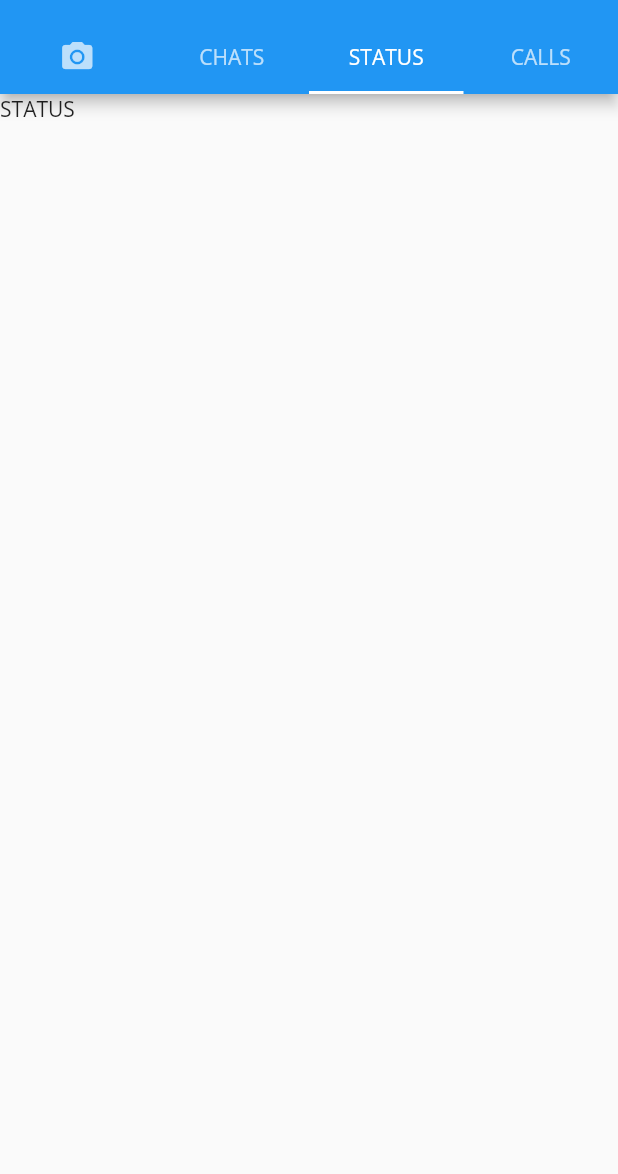
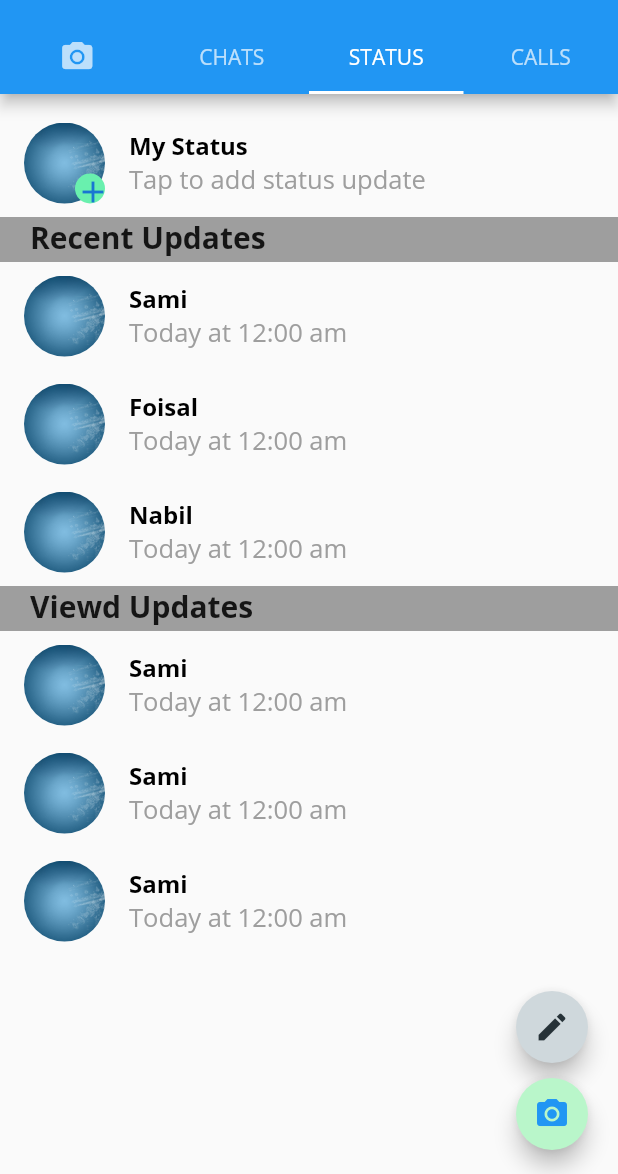
Before and after one commit to saklain71/messenger_flutter, a Flutter app: the Homescreen screen opened directly with empty values, tab 3 chosen, on a phone screen of 412 x 824 dp, the part 62-1236 px from its top. Run offline on Flutter 3.47's test engine with Material 2 defaults, Android fonts, the phone set to English and light mode, and no system bars; our stand-ins replace camera, flutter_svg, socket_io_client.

Commit message:
working on status page

```diff
--- a/lib/CustomUi/ReplyCard.dart
+++ b/lib/CustomUi/ReplyCard.dart
@@ -32,6 +32,17 @@ class ReplyCard extends StatelessWidget {
                     fontSize: 16,
                   ),
                 ),
+              ),
+              Positioned(
+                bottom: 4,
+                  right: 10,
+                  child: Text(
+                    time,
+                    style: TextStyle(
+                      fontSize: 13,
+                      color: Colors.grey[600],
+                    ),
+                  ),
               )
             ],
           ),
--- /dev/null
+++ b/lib/CustomUi/StatusPage/HeadOwnStatus.dart
@@ -0,0 +1,43 @@
+import 'package:flutter/material.dart';
+
+class HeadOwnStatus extends StatelessWidget {
+  const HeadOwnStatus({Key? key}) : super(key: key);
+
+  @override
+  Widget build(BuildContext context) {
+    return const ListTile(
+      leading: Stack(
+        children: [
+          CircleAvatar(
+            radius: 27,
+            backgroundColor: Colors.white,
+            backgroundImage: AssetImage("assets/3.jpg"),
+          ),
+          Positioned(
+            bottom: 0,
+              right: 0,
+              child: CircleAvatar(
+                radius: 10,
+                backgroundColor: Colors.greenAccent,
+                child: Icon(Icons.add),
+              )
+          )
+        ],
+      ),
+      title: Text(
+        "My Status",
+        style: TextStyle(
+          fontWeight: FontWeight.bold,
+          color: Colors.black
+        ),
+      ),
+      subtitle: Text(
+        "Tap to add status update",
+        style: TextStyle(
+            fontSize: 17,
+            color: Colors.grey
+        ),
+      ),
+    );
+  }
+}
--- /dev/null
+++ b/lib/CustomUi/StatusPage/OthersStatus.dart
@@ -0,0 +1,39 @@
+import 'package:flutter/material.dart';
+
+class OthersStatus extends StatefulWidget {
+   OthersStatus({Key? key , required this.name, required this.imageName, required this.time}) : super(key: key);
+   final  name;
+   final  imageName;
+   final  time;
+
+  @override
+  State<OthersStatus> createState() => _OthersStatusState();
+}
+
+class _OthersStatusState extends State<OthersStatus> {
+
+  @override
+  Widget build(BuildContext context) {
+    return  ListTile(
+      leading: CircleAvatar(
+        radius: 27,
+        backgroundColor: Colors.white,
+        backgroundImage: AssetImage(widget.imageName),
+      ),
+      title: Text(
+        widget.name,
+        style: TextStyle(
+            fontWeight: FontWeight.bold,
+            color: Colors.black
+        ),
+      ),
+      subtitle: Text(
+        "Today at ${widget.time}",
+        style: TextStyle(
+            fontSize: 17,
+            color: Colors.grey
+        ),
+      ),
+    );
+  }
+}
--- /dev/null
+++ b/lib/Pages/StatusPage.dart
@@ -0,0 +1,103 @@
+import 'package:flutter/material.dart';
+import 'package:messenger_flutter/CustomUi/StatusPage/HeadOwnStatus.dart';
+import 'package:messenger_flutter/CustomUi/StatusPage/OthersStatus.dart';
+
+class StatusPage extends StatefulWidget {
+  const StatusPage({Key? key}) : super(key: key);
+
+  @override
+  State<StatusPage> createState() => _StatusPageState();
+}
+
+class _StatusPageState extends State<StatusPage> {
+  @override
+  Widget build(BuildContext context) {
+    return Scaffold(
+      floatingActionButton: Column(
+        mainAxisAlignment: MainAxisAlignment.end,
+        children: [
+          Container(
+            height: 48,
+            child: FloatingActionButton(
+              backgroundColor: Colors.blueGrey[100],
+               child: Icon(
+                   Icons.edit,
+                   color: Colors.blueGrey[900],
+               ),
+               onPressed: () {  },
+            ),
+          ),
+          SizedBox(height: 10,),
+          Container(
+            height: 48,
+            child: FloatingActionButton(
+              backgroundColor: Colors.greenAccent[100],
+              child: Icon(
+                Icons.camera_alt,
+                color: Colors.blue,
+              ),
+              onPressed: () {  },
+            ),
+          ),
+        ],
+      ),
+      body: Column(
+        children: [
+          SizedBox(height: 10,),
+          HeadOwnStatus(),
+          Level("Recent Updates"),
+          OthersStatus(
+              name : "Sami",
+              imageName: "assets/3.jpg",
+              time : "12:00 am"
+          ),
+          OthersStatus(
+              name : "Foisal",
+              imageName: "assets/3.jpg",
+              time : "12:00 am"
+          ),
+          OthersStatus(
+              name : "Nabil",
+              imageName: "assets/3.jpg",
+              time : "12:00 am"
+          ),
+          Level("Viewd Updates"),
+          OthersStatus(
+              name : "Sami",
+              imageName: "assets/3.jpg",
+              time : "12:00 am"
+          ),
+          OthersStatus(
+              name : "Sami",
+              imageName: "assets/3.jpg",
+              time : "12:00 am"
+          ),
+          OthersStatus(
+              name : "Sami",
+              imageName: "assets/3.jpg",
+              time : "12:00 am"
+          ),
+
+        ],
+      ),
+    );
+  }
+
+  Widget Level(String level){
+    return         Container(
+      height: 30,
+      color: Colors.grey,
+      width: MediaQuery.of(context).size.width,
+      child: Padding(
+        padding: EdgeInsets.symmetric(horizontal: 20),
+        child: Text(
+          level,
+          style: TextStyle(
+              fontSize: 20,
+              fontWeight: FontWeight.bold
+          ),
+        ),
+      ),
+    );
+  }
+}
--- a/lib/Screens/Homescreen.dart
+++ b/lib/Screens/Homescreen.dart
@@ -2,6 +2,7 @@ import 'package:flutter/material.dart';
 import 'package:messenger_flutter/Model/ChatModel.dart';
 import 'package:messenger_flutter/Pages/CameraPage.dart';
 import 'package:messenger_flutter/Pages/ChatPage.dart';
+import 'package:messenger_flutter/Pages/StatusPage.dart';
 
 class Homescreen extends StatefulWidget {
   Homescreen({Key? key, required this.chatmodels, required this.sourchat}) : super(key: key);
@@ -85,7 +86,7 @@ class _HomescreenState extends State<Homescreen>
             chatmodels: widget.chatmodels,
             sourchat: widget.sourchat,
           ),
-          Text("STATUS"),
+          StatusPage(),
           Text("Calls"),
         ],
       ),
--- a/lib/Screens/IndividualPage.dart
+++ b/lib/Screens/IndividualPage.dart
@@ -23,14 +23,14 @@ class _IndividualPageState extends State<IndividualPage> {
   bool sendButton = false;
   List<MessageModel> messages = [];
   TextEditingController _controller = TextEditingController();
-  ScrollController _scrollController = ScrollController(initialScrollOffset: 50.0);
+  ScrollController _scrollController = ScrollController();
   late IO.Socket socket;
 
   @override
   void initState() {
     super.initState();
     // connect();
-
+    _scrollController = ScrollController();
     focusNode.addListener(() {
       if (focusNode.hasFocus) {
         setState(() {
@@ -67,6 +67,7 @@ class _IndividualPageState extends State<IndividualPage> {
     socket.onConnectError((err) => print("onConnectError $err"));
     socket.onError((err) => print("onError $err"));
     print(socket.disconnected);
+
   }
 
   void sendMessage(String message, int sourceId, int targetId) {
@@ -82,9 +83,14 @@ class _IndividualPageState extends State<IndividualPage> {
         time: DateTime.now().toString().substring(10, 16));
     print("message $messages");
 
-    //setState(() {
-      messages.add(messageModel);
-    //});
+    if (this.mounted) {
+      setState(() {
+        messages.add(messageModel);
+      });
+    }
+    // setState(() {
+    //   messages.add(messageModel);
+    // });
     print("message $messages");
   }
 
@@ -112,6 +118,7 @@ class _IndividualPageState extends State<IndividualPage> {
                 child: Row(
                   mainAxisAlignment: MainAxisAlignment.center,
                   children: [
+
                     Icon(
                       Icons.arrow_back,
                       size: 24,
@@ -157,7 +164,15 @@ class _IndividualPageState extends State<IndividualPage> {
                 ),
               ),
               actions: [
-                IconButton(icon: Icon(Icons.videocam), onPressed: () {}),
+                // IconButton(icon: Icon(Icons.videocam), onPressed: () {}),
+
+                Center(child:
+                Text(socket.connected.toString(),
+                  style: TextStyle(
+                      fontWeight: FontWeight.bold,
+                      fontSize: 25,
+                      color: socket.connected ? Colors.blueGrey : Colors.red,
+                  ))),
                 IconButton(icon: Icon(Icons.call), onPressed: () {}),
                 PopupMenuButton<String>(
                   padding: EdgeInsets.all(0),
--- a/pubspec.yaml
+++ b/pubspec.yaml
@@ -26,7 +26,7 @@ dependencies:
     sdk: flutter
 
   cupertino_icons: ^1.0.2
-  socket_io_client: ^2.0.0
+  socket_io_client: ^2.0.3
   flutter_svg: ^2.0.6
   emoji_picker_flutter: ^1.6.1
   camera: ^0.10.5+3
```
Also changed, not shown: 1 other file.
